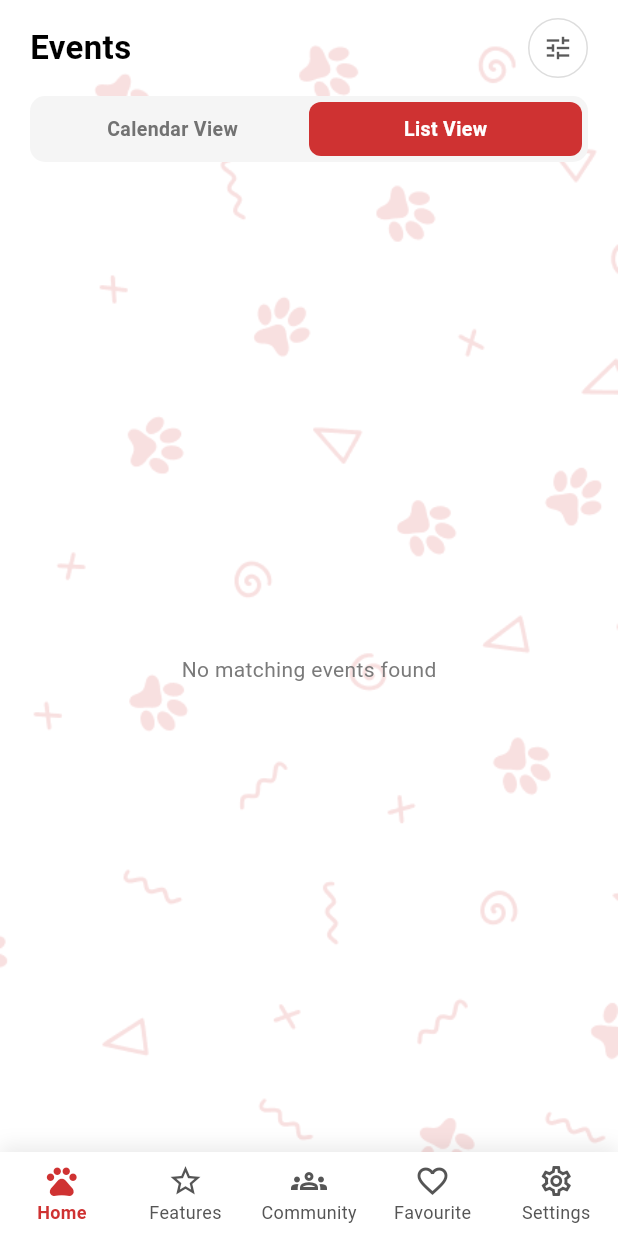
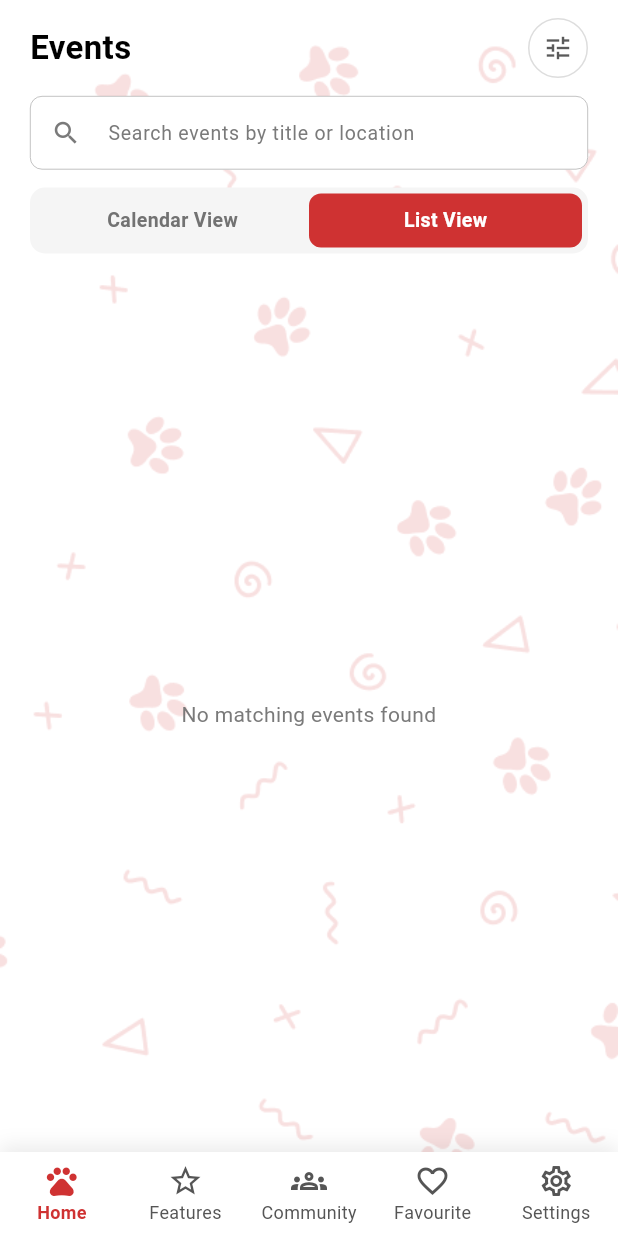
Before and after one commit to Muhammad-Junaid23/Event_Management_App, a Flutter app: the HomeScreen screen opened by its route, after a tap on "List View", on a phone screen of 412 x 824 dp. Run offline on Flutter 3.47's test engine with Material 3 defaults, Android fonts, the phone set to English and light mode, and no system bars; our stand-ins replace cloud_firestore, firebase_auth, firebase_core, firebase_messaging, firebase_storage, flutter_riverpod and 5 more; accounts and stored records are empty.

Commit message:
phase 7d - search events by title and location

```diff
--- /dev/null
+++ b/lib/core/widgets/event_search_field.dart
@@ -0,0 +1,78 @@
+import 'package:flutter/material.dart';
+import 'package:flutter_riverpod/flutter_riverpod.dart';
+
+import 'package:event_management_system/app/constants/app_colors.dart';
+import 'package:event_management_system/features/home/providers/event_provider.dart';
+
+class EventSearchField extends ConsumerStatefulWidget {
+  const EventSearchField({super.key});
+
+  @override
+  ConsumerState<EventSearchField> createState() => _EventSearchFieldState();
+}
+
+class _EventSearchFieldState extends ConsumerState<EventSearchField> {
+  final _controller = TextEditingController();
+
+  @override
+  void dispose() {
+    _controller.dispose();
+    super.dispose();
+  }
+
+  @override
+  Widget build(BuildContext context) {
+    final isDark = Theme.of(context).brightness == Brightness.dark;
+    final hasText = _controller.text.isNotEmpty;
+
+    return Container(
+      decoration: BoxDecoration(
+        color: isDark ? AppColors.darkSurface : AppColors.tileBackground,
+        borderRadius: BorderRadius.circular(10),
+      ),
+      child: TextField(
+        controller: _controller,
+        textInputAction: TextInputAction.search,
+        onChanged: (value) {
+          setState(() {});
+          ref.read(searchQueryProvider.notifier).set(value);
+        },
+        style: TextStyle(
+          fontSize: 14,
+          color: isDark ? Colors.white : Colors.black,
+        ),
+        decoration: InputDecoration(
+          hintText: 'Search events by title or location',
+          hintStyle: const TextStyle(
+            color: AppColors.textCardSubtitle,
+            fontSize: 13,
+          ),
+          border: InputBorder.none,
+          contentPadding: const EdgeInsets.symmetric(
+            horizontal: 14,
+            vertical: 14,
+          ),
+          prefixIcon: const Icon(
+            Icons.search,
+            size: 20,
+            color: AppColors.textCardSubtitle,
+          ),
+          suffixIcon: hasText
+              ? IconButton(
+                  icon: const Icon(
+                    Icons.close,
+                    size: 18,
+                    color: AppColors.textSubtle,
+                  ),
+                  onPressed: () {
+                    _controller.clear();
+                    setState(() {});
+                    ref.read(searchQueryProvider.notifier).clear();
+                  },
+                )
+              : null,
+        ),
+      ),
+    );
+  }
+}
--- a/lib/features/features_tab/presentation/features_screen.dart
+++ b/lib/features/features_tab/presentation/features_screen.dart
@@ -19,10 +19,10 @@ class FeaturesScreen extends ConsumerStatefulWidget {
 
 class _FeaturesScreenState extends ConsumerState<FeaturesScreen> {
   void _openFilterDialog() {
-    showModalBottomSheet(
+    showDialog(
       context: context,
-      isScrollControlled: true,
-      backgroundColor: Colors.transparent,
+      useRootNavigator: true,
+      barrierDismissible: true,
       builder: (context) =>
           const FilterBottomSheet(scope: EventFilterScope.features),
     );
--- a/lib/features/home/presentation/home_screen.dart
+++ b/lib/features/home/presentation/home_screen.dart
@@ -1,4 +1,5 @@
 import 'package:event_management_system/core/utils/error_messages.dart';
+import 'package:event_management_system/core/widgets/event_search_field.dart';
 import 'package:flutter/material.dart';
 import 'package:flutter_riverpod/flutter_riverpod.dart';
 import 'package:event_management_system/app/constants/app_colors.dart';
@@ -89,6 +90,13 @@ class _HomeScreenState extends ConsumerState<HomeScreen> {
                 ),
               ),
 
+              // Search — NEW
+              const Padding(
+                padding: EdgeInsets.symmetric(horizontal: 20.0),
+                child: EventSearchField(),
+              ),
+              const SizedBox(height: 12),
+
               // View Selector Toggle
               Padding(
                 padding: const EdgeInsets.symmetric(horizontal: 20.0),
@@ -150,11 +158,18 @@ class _HomeScreenState extends ConsumerState<HomeScreen> {
                             ),
                             data: (events) {
                               if (events.isEmpty) {
-                                return const Center(
-                                  child: Text(
-                                    'No matching events found',
-                                    style: TextStyle(
-                                      color: AppColors.textCardSubtitle,
+                                final query = ref.watch(searchQueryProvider);
+                                return Center(
+                                  child: Padding(
+                                    padding: const EdgeInsets.all(24),
+                                    child: Text(
+                                      query.isEmpty
+                                          ? 'No matching events found'
+                                          : 'No events match "$query"',
+                                      textAlign: TextAlign.center,
+                                      style: const TextStyle(
+                                        color: AppColors.textCardSubtitle,
+                                      ),
                                     ),
                                   ),
                                 );
--- a/lib/features/home/providers/event_provider.dart
+++ b/lib/features/home/providers/event_provider.dart
@@ -52,6 +52,23 @@ final eventFiltersProvider =
     >((ref, scope) {
       return EventFiltersNotifier();
     });
+
+// -----------------------------------------------------------------------------
+// Search query (independent of the filter sheet)
+// -----------------------------------------------------------------------------
+class SearchQueryNotifier extends StateNotifier<String> {
+  SearchQueryNotifier() : super('');
+
+  void set(String value) => state = value.trim();
+
+  void clear() => state = '';
+}
+
+final searchQueryProvider = StateNotifierProvider<SearchQueryNotifier, String>((
+  ref,
+) {
+  return SearchQueryNotifier();
+});
 
 // -----------------------------------------------------------------------------
 // 2. Selected calendar date
@@ -116,6 +133,7 @@ final filteredEventsProvider =
     ) {
       final eventsAsync = ref.watch(eventsWithFavoriteProvider);
       final filters = ref.watch(eventFiltersProvider(scope));
+      final query = ref.watch(searchQueryProvider).toLowerCase();
 
       return eventsAsync.whenData((events) {
         return events.where((e) {
@@ -126,7 +144,17 @@ final filteredEventsProvider =
               filters.group == null || e.group == filters.group;
           final matchesCategory =
               filters.category == null || e.category == filters.category;
-          return matchesCity && matchesState && matchesGroup && matchesCategory;
+
+          final matchesQuery =
+              query.isEmpty ||
+              e.title.toLowerCase().contains(query) ||
+              e.location.toLowerCase().contains(query);
+
+          return matchesCity &&
+              matchesState &&
+              matchesGroup &&
+              matchesCategory &&
+              matchesQuery;
         }).toList();
       });
     });
```
